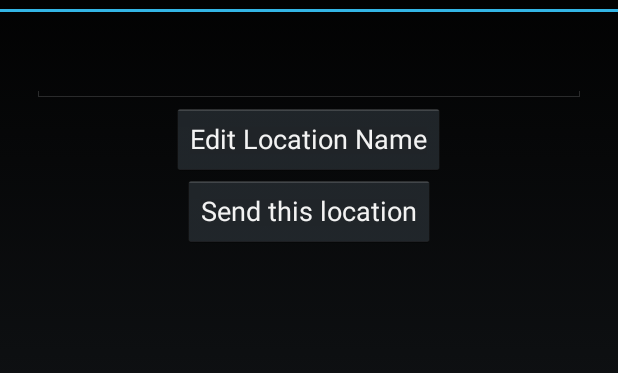
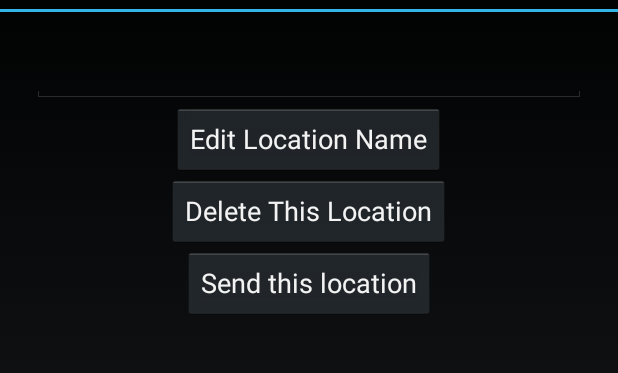
Before and after one commit to stellasu/Find-Me, an Android app: the layout fragment_get_location_record_dialog.xml on its own in the app's theme, with its tools: preview values and no code run, on a phone screen of 412 x 824 dp, the part 60-433 px from its top. Run offline under Robolectric (Android 15) with nearby library versions, the phone set to English and light mode, and no system bars.

Commit message:
edit, delete and send saved locations

```diff
--- a/app/src/main/java/com/example/biyaosu/findme/FMDataSource.java
+++ b/app/src/main/java/com/example/biyaosu/findme/FMDataSource.java
@@ -87,7 +87,7 @@ public class FMDataSource {
         Cursor cursor = db.query(
                 FMSQLiteHelper.TABLE_NAME, // a. table
                 FMSQLiteHelper.COLUMNS, // b. column names
-                " id = ？", // c. selections
+                FMSQLiteHelper.COLUMN_ID + " =?", // c. selections
                 new String[]{String.valueOf(id)}, // d. selections args
                 null, // e. group by
                 null, // f. having
--- a/app/src/main/res/layout/fragment_get_location_record_dialog.xml
+++ b/app/src/main/res/layout/fragment_get_location_record_dialog.xml
@@ -33,6 +33,7 @@
             <Button
                 android:layout_width="wrap_content"
                 android:layout_height="wrap_content"
+                android:layout_weight="1"
                 android:text="Cancel"
                 android:id="@+id/cancelEditNameButton"
                 android:layout_gravity="center_vertical"/>
@@ -40,6 +41,7 @@
             <Button
                 android:layout_width="wrap_content"
                 android:layout_height="wrap_content"
+                android:layout_weight="1"
                 android:text="Save"
                 android:id="@+id/saveEditNameButton"
                 android:layout_gravity="center_vertical"/>
@@ -56,6 +58,13 @@
         <Button
             android:layout_width="wrap_content"
             android:layout_height="wrap_content"
+            android:text="Delete This Location"
+            android:id="@+id/deleteRecordButton"
+            android:layout_gravity="center_horizontal"/>
+
+        <Button
+            android:layout_width="wrap_content"
+            android:layout_height="wrap_content"
             android:text="Send this location"
             android:id="@+id/sendSavedLocationButton"
             android:layout_gravity="center_horizontal"/>
```
Also changed, not shown: app/src/main/java/com/example/biyaosu/findme/GetLocationRecordDialog.java (+61 -2 lines).
